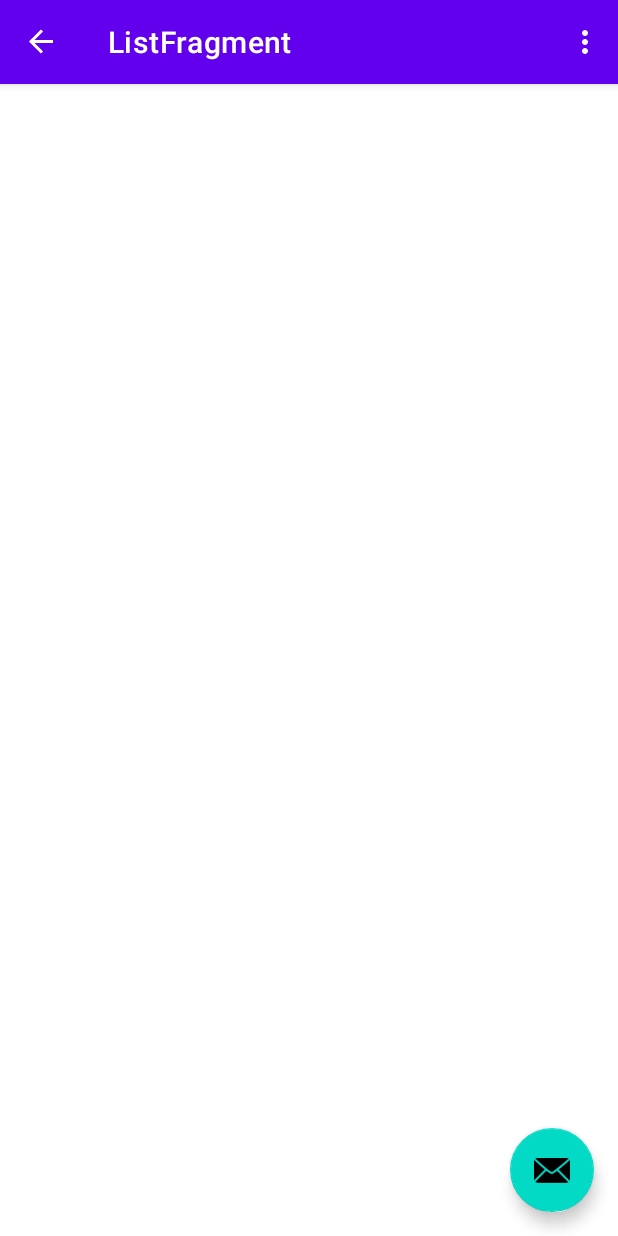
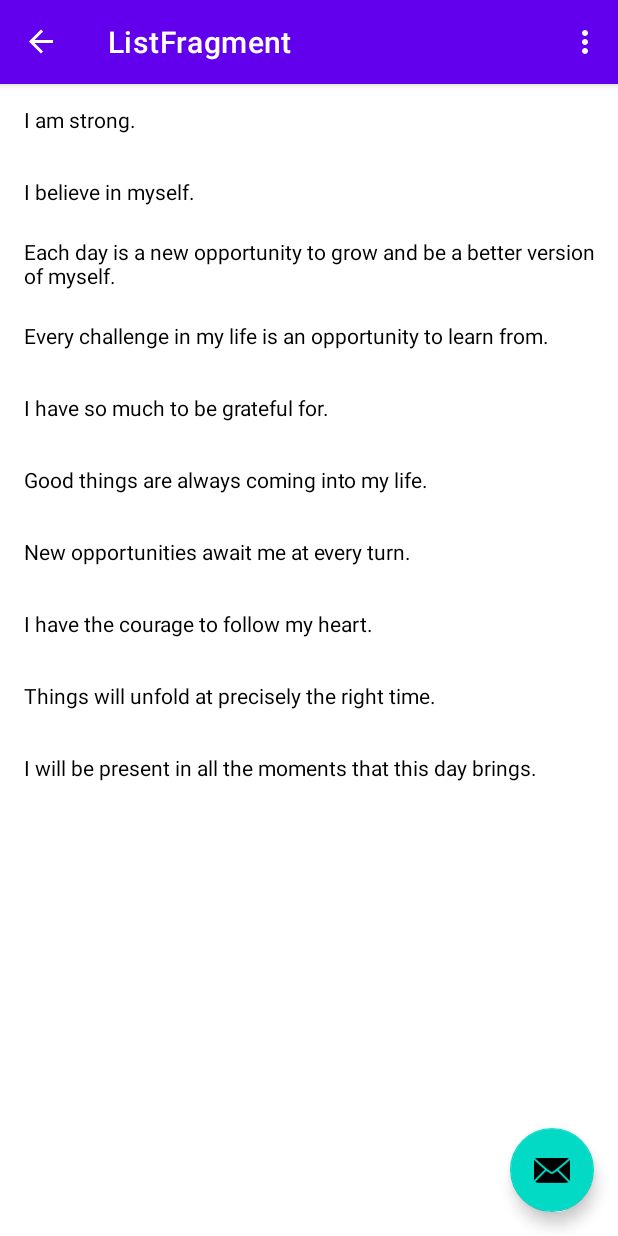
Before and after one commit to AllongYangjian/KTProject, an Android app: the ListFragment screen opened through its navigation route, on a phone screen of 412 x 824 dp. Run offline under Robolectric (Android 15) with nearby library versions, the phone set to English and light mode, and no system bars; our stand-ins replace navigation-ui.

Commit message:
列表显示

```diff
--- a/app/src/main/java/com/example/myapplication/FirstFragment.kt
+++ b/app/src/main/java/com/example/myapplication/FirstFragment.kt
@@ -20,8 +20,8 @@ class FirstFragment : Fragment() {
     private val binding get() = _binding!!
 
     override fun onCreateView(
-            inflater: LayoutInflater, container: ViewGroup?,
-            savedInstanceState: Bundle?
+        inflater: LayoutInflater, container: ViewGroup?,
+        savedInstanceState: Bundle?
     ): View? {
 
         _binding = FragmentFirstBinding.inflate(inflater, container, false)
@@ -36,8 +36,12 @@ class FirstFragment : Fragment() {
             findNavController().navigate(R.id.action_FirstFragment_to_SecondFragment)
         }
 
-        binding.btnCalculator.setOnClickListener{
+        binding.btnCalculator.setOnClickListener {
             findNavController().navigate(R.id.action_FirstFragment_to_calculatorFragment)
+        }
+
+        binding.btnList.setOnClickListener {
+            findNavController().navigate(R.id.action_FirstFragment_to_listFragment)
         }
 
     }
--- a/app/src/main/java/com/example/myapplication/ListFragment.kt
+++ b/app/src/main/java/com/example/myapplication/ListFragment.kt
@@ -5,11 +5,16 @@ import android.view.LayoutInflater
 import android.view.View
 import android.view.ViewGroup
 import androidx.fragment.app.Fragment
+import androidx.recyclerview.widget.RecyclerView
+import com.example.myapplication.adapter.ItemAdapter
+import com.example.myapplication.data.Datasource
 import com.example.myapplication.databinding.FragmentListBinding
 
 class ListFragment : Fragment() {
 
     private var _bind: FragmentListBinding? = null
+
+
 
     private val bind get() = _bind!!
 
@@ -24,7 +29,16 @@ class ListFragment : Fragment() {
 
     override fun onViewCreated(view: View, savedInstanceState: Bundle?) {
         super.onViewCreated(view, savedInstanceState)
+        initView()
     }
+
+    private fun initView(){
+        var dataSet = Datasource().loadAffirmations()
+        bind.rvList.adapter = ItemAdapter(this.requireContext(),dataSet)
+
+        bind.rvList.setHasFixedSize(true)
+    }
+
 
     override fun onDestroy() {
         super.onDestroy()
--- /dev/null
+++ b/app/src/main/java/com/example/myapplication/adapter/ItemAdapter.kt
@@ -0,0 +1,32 @@
+package com.example.myapplication.adapter
+
+import android.content.Context
+import android.view.LayoutInflater
+import android.view.View
+import android.view.ViewGroup
+import android.widget.TextView
+import androidx.recyclerview.widget.RecyclerView
+import com.example.myapplication.R
+import com.example.myapplication.model.Affirmation
+
+class ItemAdapter(private val context: Context, private val dataset:List<Affirmation>)
+    :RecyclerView.Adapter<ItemAdapter.ItemViewHolder>(){
+
+    class ItemViewHolder(private val view:View):RecyclerView.ViewHolder(view){
+        val textView:TextView = view.findViewById(R.id.item_title)
+    }
+
+    override fun onCreateViewHolder(parent: ViewGroup, viewType: Int): ItemViewHolder {
+        val view = LayoutInflater.from(parent.context).inflate(R.layout.list_item,parent,false)
+        return ItemViewHolder(view)
+    }
+
+    override fun onBindViewHolder(holder: ItemViewHolder, position: Int) {
+        val item = dataset[position]
+        holder.textView.text = context.resources.getString(item.resourceId)
+    }
+
+    override fun getItemCount(): Int {
+        return dataset.size
+    }
+}
--- /dev/null
+++ b/app/src/main/java/com/example/myapplication/data/Datasource.kt
@@ -0,0 +1,21 @@
+package com.example.myapplication.data
+
+import com.example.myapplication.R
+import com.example.myapplication.model.Affirmation
+
+class Datasource {
+    fun loadAffirmations():List<Affirmation>{
+        return listOf<Affirmation>(
+            Affirmation(R.string.affirmation1,R.drawable.image1),
+            Affirmation(R.string.affirmation2,R.drawable.image2),
+            Affirmation(R.string.affirmation3,R.drawable.image3),
+            Affirmation(R.string.affirmation4,R.drawable.image4),
+            Affirmation(R.string.affirmation5,R.drawable.image5),
+            Affirmation(R.string.affirmation6,R.drawable.image6),
+            Affirmation(R.string.affirmation7,R.drawable.image7),
+            Affirmation(R.string.affirmation8,R.drawable.image8),
+            Affirmation(R.string.affirmation9,R.drawable.image9),
+            Affirmation(R.string.affirmation10,R.drawable.image10)
+        )
+    }
+}
--- /dev/null
+++ b/app/src/main/java/com/example/myapplication/model/Affirmation.kt
@@ -0,0 +1,4 @@
+package com.example.myapplication.model
+
+class Affirmation(val resourceId:Int,val drawableId:Int) {
+}
--- a/app/src/main/res/layout/fragment_list.xml
+++ b/app/src/main/res/layout/fragment_list.xml
@@ -1,6 +1,12 @@
 <?xml version="1.0" encoding="utf-8"?>
-<androidx.constraintlayout.widget.ConstraintLayout xmlns:android="http://schemas.android.com/apk/res/android"
+<FrameLayout xmlns:android="http://schemas.android.com/apk/res/android"
     android:layout_width="match_parent"
-    android:layout_height="match_parent">
-
-</androidx.constraintlayout.widget.ConstraintLayout>
+    android:layout_height="match_parent"
+    xmlns:app="http://schemas.android.com/apk/res-auto">
+    <androidx.recyclerview.widget.RecyclerView
+        android:id="@+id/rv_list"
+        android:layout_width="match_parent"
+        android:layout_height="wrap_content"
+        android:scrollbars="vertical"
+        app:layoutManager="androidx.recyclerview.widget.LinearLayoutManager"/>
+</FrameLayout>
--- /dev/null
+++ b/app/src/main/res/layout/list_item.xml
@@ -0,0 +1,8 @@
+<?xml version="1.0" encoding="utf-8"?>
+<TextView xmlns:android="http://schemas.android.com/apk/res/android"
+    android:id="@+id/item_title"
+    android:layout_width="match_parent"
+    android:layout_height="48dp"
+    style="@style/style_list_item">
+
+</TextView>
--- a/app/src/main/res/values/strings.xml
+++ b/app/src/main/res/values/strings.xml
@@ -21,4 +21,16 @@
     <string name="calculate">Calculator</string>
     <string name="tip_amount">结果</string>
     <string name="list">列表</string>
+
+    <string name="affirmation1">I am strong.</string>
+    <string name="affirmation2">I believe in myself.</string>
+    <string name="affirmation3">Each day is a new opportunity to grow and be a better version of myself.</string>
+    <string name="affirmation4">Every challenge in my life is an opportunity to learn from.</string>
+    <string name="affirmation5">I have so much to be grateful for.</string>
+    <string name="affirmation6">Good things are always coming into my life.</string>
+    <string name="affirmation7">New opportunities await me at every turn.</string>
+    <string name="affirmation8">I have the courage to follow my heart.</string>
+    <string name="affirmation9">Things will unfold at precisely the right time.</string>
+    <string name="affirmation10">I will be present in all the moments that this day brings.</string>
+
 </resources>
--- /dev/null
+++ b/app/src/main/res/values/styles.xml
@@ -0,0 +1,10 @@
+<?xml version="1.0" encoding="utf-8"?>
+<resources>
+
+    <style name="style_list_item">
+        <item name="android:layout_height">48dp</item>
+        <item name="android:textColor">#000</item>
+        <item name="android:paddingStart">16dp</item>
+        <item name="android:gravity">center_vertical</item>
+    </style>
+</resources>
```
Also changed, not shown: app/src/main/res/drawable-v24/image1.jpg (added), app/src/main/res/drawable-v24/image10.jpg (added), app/src/main/res/drawable-v24/image2.jpg (added), app/src/main/res/drawable-v24/image3.jpg (added), app/src/main/res/drawable-v24/image4.jpg (added), app/src/main/res/drawable-v24/image5.jpg (added), app/src/main/res/drawable-v24/image6.jpg (added), app/src/main/res/drawable-v24/image7.jpg (added), app/src/main/res/drawable-v24/image8.jpg (added), app/src/main/res/drawable-v24/image9.jpg (added).
